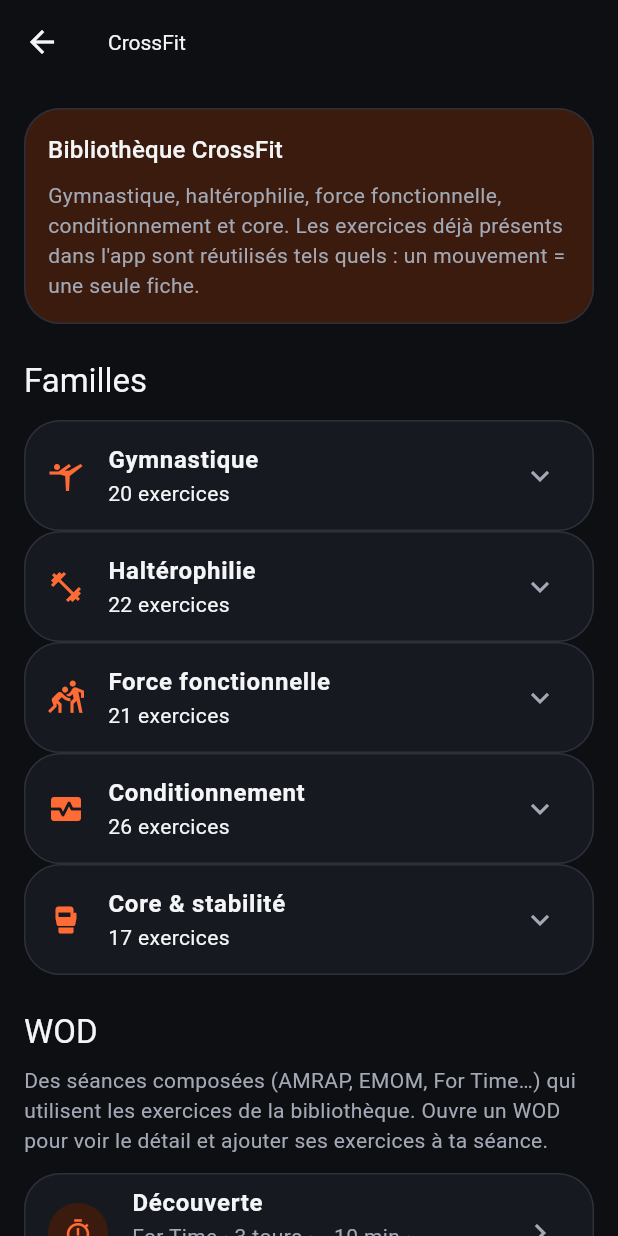
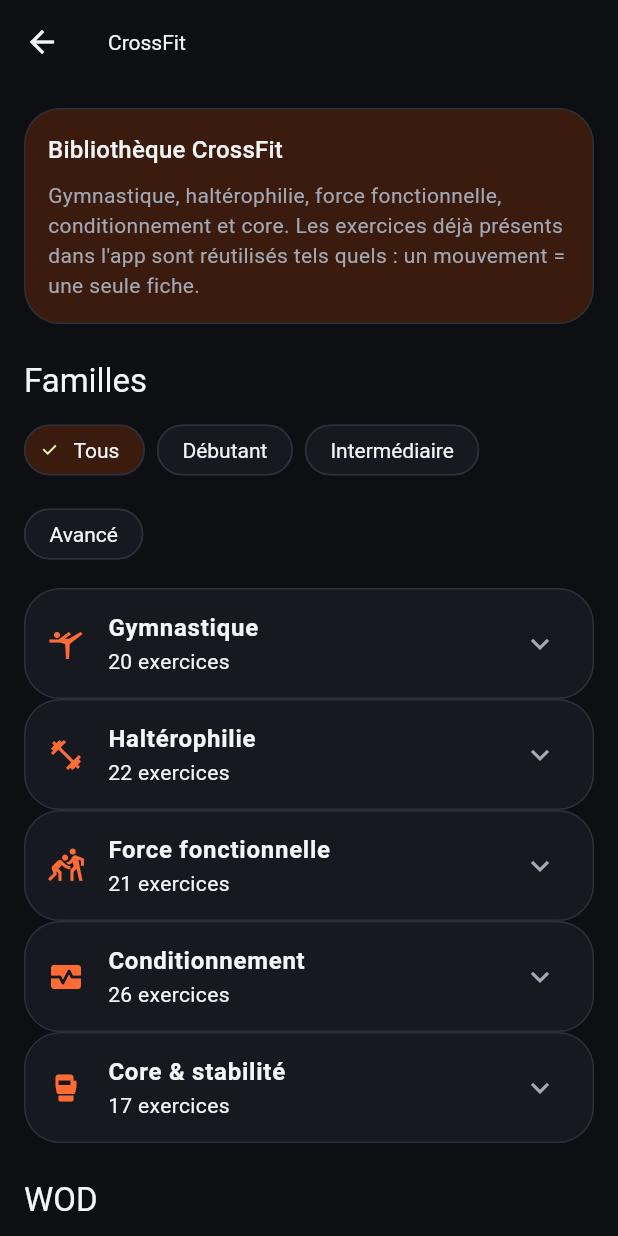
Before and after one commit to yoannbarbin-netizen/Yowda, a Flutter app: the CrossfitPage screen opened directly, on a phone screen of 412 x 824 dp. Run offline on Flutter 3.47's test engine with Material 3 defaults, Android fonts, the phone set to English and light mode, and no system bars; our stand-ins replace google_fonts, hive_flutter; missing offline and left inert: model_viewer_plus; accounts and stored records are empty.

Commit message:
Ajout modeles 3D Equipements CrossFit

```diff
--- /dev/null
+++ b/lib/data/equipements_crossfit.dart
@@ -0,0 +1,90 @@
+import "package:flutter/material.dart";
+
+/// Équipements CrossFit : modèle 3D (assets/models/) + utilisation.
+/// Les noms correspondent EXACTEMENT au champ « equipement » du catalogue
+/// CrossFit : les exercices se rattachent automatiquement.
+class EquipementCrossfit {
+  final String nom;
+  final String modele; // chemin du fichier .glb
+  final String utilisation;
+  final IconData icone;
+  const EquipementCrossfit({
+    required this.nom,
+    required this.modele,
+    required this.utilisation,
+    required this.icone,
+  });
+}
+
+const List<EquipementCrossfit> equipementsCrossfit = [
+  EquipementCrossfit(
+    nom: "Box pliométrique",
+    modele: "assets/models/box_pliometrique.glb",
+    icone: Icons.view_in_ar_rounded,
+    utilisation:
+        "Sauts (box jump, box jump over, step-over) et burpee box jump over. Choisis une hauteur que tu maîtrises à 100 % et descends toujours en marchant.",
+  ),
+  EquipementCrossfit(
+    nom: "Anneaux de gymnastique",
+    modele: "assets/models/anneaux_gymnastique.glb",
+    icone: Icons.radio_button_unchecked,
+    utilisation:
+        "Ring rows, ring dips et muscle-ups. L'instabilité des anneaux renforce épaules et gainage : parfait après les barres fixes.",
+  ),
+  EquipementCrossfit(
+    nom: "Wall Ball / Médecine-ball",
+    modele: "assets/models/wall_ball.glb",
+    icone: Icons.sports_volleyball_rounded,
+    utilisation:
+        "Wall ball shots contre une cible (2,5 à 3 m). Poids courants : 4 à 9 kg. Un des meilleurs mouvements complets du CrossFit.",
+  ),
+  EquipementCrossfit(
+    nom: "Corde d'escalade",
+    modele: "assets/models/corde_escalade.glb",
+    icone: Icons.arrow_upward_rounded,
+    utilisation:
+        "Montées avec clé de pied, puis sans les jambes. Apprends la clé de pied au sol avant de monter.",
+  ),
+  EquipementCrossfit(
+    nom: "SkiErg",
+    modele: "assets/models/skierg.glb",
+    icone: Icons.downhill_skiing_rounded,
+    utilisation:
+        "Tirage double bras debout : cardio sans impact, très utilisé en intervalles (30 à 60 s ou 250 m).",
+  ),
+  EquipementCrossfit(
+    nom: "Air Bike",
+    modele: "assets/models/air_bike.glb",
+    icone: Icons.directions_bike_rounded,
+    utilisation:
+        "Assault bike : bras + jambes ensemble. Une des machines les plus dures du CrossFit, idéale pour les sprints courts.",
+  ),
+  EquipementCrossfit(
+    nom: "Machine GHD",
+    modele: "assets/models/machine_ghd.glb",
+    icone: Icons.event_seat_rounded,
+    utilisation:
+        "Glute-ham developer : sit-ups, extensions de dos et de hanches. Progression obligatoire, jamais de volume brutal.",
+  ),
+  EquipementCrossfit(
+    nom: "Traîneau de poussée (Sled)",
+    modele: "assets/models/traineau_sled.glb",
+    icone: Icons.arrow_forward_rounded,
+    utilisation:
+        "Poussées et tirages de traîneau : puissance des jambes et du dos, sans impact. Pas courts et rapides.",
+  ),
+  EquipementCrossfit(
+    nom: "Sandbag",
+    modele: "assets/models/sandbag.glb",
+    icone: Icons.shopping_bag_rounded,
+    utilisation:
+        "Cleans et portages avec un sac de sable : charge instable, travail complet du corps.",
+  ),
+  EquipementCrossfit(
+    nom: "Barres parallèles",
+    modele: "assets/models/barres_paralleles.glb",
+    icone: Icons.view_week_rounded,
+    utilisation:
+        "Dips et L-sit : force des épaules, des triceps et du gainage. Base de la gymnastique CrossFit.",
+  ),
+];
--- a/lib/pages/crossfit_page.dart
+++ b/lib/pages/crossfit_page.dart
@@ -1,16 +1,31 @@
 import "package:flutter/material.dart";
 
 import "../data/crossfit.dart";
+import "../data/equipements_crossfit.dart";
 import "../data/wods.dart";
 import "../fiches.dart";
 import "../theme/app_theme.dart";
+import "equipement_crossfit_page.dart";
 import "session_active_page.dart";
+import "wod_guide_page.dart";
 
-/// Bibliothèque CrossFit : 5 familles + WOD.
+/// Bibliothèque CrossFit : 5 familles + WOD, avec filtre par niveau.
 /// Un mouvement = une seule fiche, partagée entre les disciplines ; les
 /// exercices déjà présents dans l'app sont réutilisés tels quels.
-class CrossfitPage extends StatelessWidget {
+class CrossfitPage extends StatefulWidget {
   const CrossfitPage({super.key});
+
+  @override
+  State<CrossfitPage> createState() => _CrossfitPageState();
+}
+
+class _CrossfitPageState extends State<CrossfitPage> {
+  /// Niveau sélectionné (null = tous).
+  String? _niveau;
+
+  /// Un niveau « Débutant à avancé » correspond aux trois filtres.
+  bool _correspond(String niveau) =>
+      _niveau == null || niveau.toLowerCase().contains(_niveau!.toLowerCase());
 
   @override
   Widget build(BuildContext context) {
@@ -43,8 +58,23 @@ class CrossfitPage extends StatelessWidget {
           ),
           const SizedBox(height: Sp.xl),
           Text("Familles", style: t.textTheme.titleLarge),
+          const SizedBox(height: Sp.sm),
+          Wrap(
+            spacing: Sp.sm,
+            runSpacing: Sp.sm,
+            children: [
+              for (final niveau in const [null, "Débutant", "Intermédiaire", "Avancé"])
+                FilterChip(
+                  label: Text(niveau ?? "Tous"),
+                  selected: _niveau == niveau,
+                  onSelected: (_) => setState(() => _niveau = niveau),
+                ),
+            ],
+          ),
           const SizedBox(height: Sp.md),
           for (final cat in categoriesCrossfit)
+            if (!(_niveau != null &&
+                cat.exercices.where((e) => _correspond(e.niveau)).isEmpty))
               Card(
                 child: ExpansionTile(
                   leading: Icon(cat.icone, color: couleurs.primary),
@@ -52,7 +82,9 @@ class CrossfitPage extends StatelessWidget {
                     cat.nom,
                     style: const TextStyle(fontWeight: FontWeight.bold),
                   ),
-                subtitle: Text("${cat.exercices.length} exercices"),
+                  subtitle: Text(_niveau == null
+                      ? "${cat.exercices.length} exercices"
+                      : "${cat.exercices.where((e) => _correspond(e.niveau)).length} / ${cat.exercices.length} exercices"),
                   children: [
                     Padding(
                       padding: const EdgeInsets.fromLTRB(Sp.lg, 0, Sp.lg, Sp.sm),
@@ -65,7 +97,8 @@ class CrossfitPage extends StatelessWidget {
                         ),
                       ),
                     ),
-                  for (final ex in cat.exercices)
+                    for (final ex
+                        in cat.exercices.where((e) => _correspond(e.niveau)))
                       ListTile(
                         dense: true,
                         title: Text(ex.nom),
@@ -99,12 +132,12 @@ class CrossfitPage extends StatelessWidget {
           const SizedBox(height: Sp.sm),
           Text(
             "Des séances composées (AMRAP, EMOM, For Time…) qui utilisent les exercices de la bibliothèque. "
-            "Ouvre un WOD pour voir le détail et ajouter ses exercices à ta séance.",
+            "Ouvre un WOD pour voir le détail, le lancer en guidé ou ajouter ses exercices à ta séance.",
             style: t.textTheme.bodyMedium
                 ?.copyWith(color: couleurs.onSurfaceVariant),
           ),
           const SizedBox(height: Sp.md),
-          for (final w in wods)
+          for (final w in wods.where((w) => _correspond(w.niveau)))
             Card(
               child: ListTile(
                 leading: CircleAvatar(
@@ -123,13 +156,42 @@ class CrossfitPage extends StatelessWidget {
               ),
             ),
           const SizedBox(height: Sp.xl),
+          Text("Équipements", style: t.textTheme.titleLarge),
+          const SizedBox(height: Sp.sm),
+          Text(
+            "Les équipements CrossFit avec leur modèle 3D : ouvre-en un pour voir comment l'utiliser et quels exercices l'utilisent.",
+            style: t.textTheme.bodyMedium
+                ?.copyWith(color: couleurs.onSurfaceVariant),
+          ),
+          const SizedBox(height: Sp.md),
+          for (final eq in equipementsCrossfit)
+            Card(
+              child: ListTile(
+                leading: CircleAvatar(
+                  backgroundColor: couleurs.primaryContainer,
+                  child: Icon(eq.icone, color: couleurs.primary, size: 20),
+                ),
+                title: Text(eq.nom,
+                    style: const TextStyle(fontWeight: FontWeight.bold)),
+                subtitle: Text(
+                    "${tousExercicesCrossfit.where((e) => e.equipement == eq.nom).length} exercices"),
+                trailing: const Icon(Icons.view_in_ar_rounded),
+                onTap: () => Navigator.push(
+                  context,
+                  MaterialPageRoute(
+                      builder: (_) => EquipementCrossfitPage(equipement: eq)),
+                ),
+              ),
+            ),
+          const SizedBox(height: Sp.xl),
         ],
       ),
     );
   }
 }
 
-/// Détail d'un WOD : format, description, exercices et ajout à la séance.
+/// Détail d'un WOD : format, description, exercices, lancement guidé et
+/// ajout des exercices à la séance.
 class WodDetailPage extends StatelessWidget {
   final Wod wod;
   const WodDetailPage({super.key, required this.wod});
@@ -165,6 +227,23 @@ class WodDetailPage extends StatelessWidget {
               child: Text(wod.description, style: t.textTheme.bodyMedium),
             ),
           ),
+          const SizedBox(height: Sp.lg),
+          FilledButton.icon(
+            icon: const Icon(Icons.play_arrow_rounded),
+            label: const Text("Lancer le WOD (guidé)"),
+            onPressed: () => Navigator.push(
+              context,
+              MaterialPageRoute(builder: (_) => WodGuidePage(wod: wod)),
+            ),
+          ),
+          const SizedBox(height: Sp.sm),
+          FilledButton.tonalIcon(
+            icon: const Icon(Icons.playlist_add),
+            label:
+                Text("Ajouter les ${wod.exercices.length} exercices à la séance"),
+            onPressed: () =>
+                SessionActivePage.ajouterExercices(context, wod.exercices),
+          ),
           const SizedBox(height: Sp.xl),
           Text("Exercices", style: t.textTheme.titleLarge),
           const SizedBox(height: Sp.md),
@@ -198,13 +277,6 @@ class WodDetailPage extends StatelessWidget {
                     : null,
               ),
             ),
-          const SizedBox(height: Sp.xl),
-          FilledButton.icon(
-            icon: const Icon(Icons.playlist_add),
-            label: Text("Ajouter les ${wod.exercices.length} exercices à la séance"),
-            onPressed: () =>
-                SessionActivePage.ajouterExercices(context, wod.exercices),
-          ),
           const SizedBox(height: Sp.sm),
           Text(
             "Les exercices arrivent dans ta séance sans séries : tu remplis les séries au fur et à mesure, avec le bon type de saisie pour chacun.",
```
Also changed, not shown: lib/pages/equipement_crossfit_page.dart (added, +84 -0 lines), lib/pages/wod_guide_page.dart (added, +272 -0 lines), 12 other files. Lines whose indentation alone changed are shown as unchanged.
